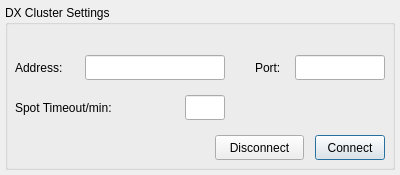
Before: the Qt Designer form src/qtgui/dxc_options.ui in dh2wq/gqrx, drawn with Qt 5.
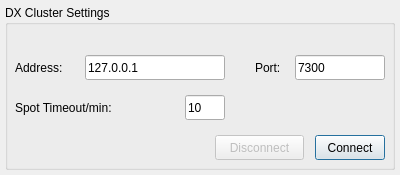
After: the same form once the commit is applied.

Commit message: using values from Options menu, not hardcoded values

```diff
--- a/src/qtgui/dxc_options.ui
+++ b/src/qtgui/dxc_options.ui
@@ -39,6 +39,9 @@
     </property>
    </widget>
    <widget class="QPushButton" name="pushButton_DXCDisconnect">
+    <property name="enabled">
+     <bool>false</bool>
+    </property>
     <property name="geometry">
      <rect>
       <x>210</x>
@@ -60,6 +63,9 @@
       <height>25</height>
      </rect>
     </property>
+    <property name="text">
+     <string>127.0.0.1</string>
+    </property>
    </widget>
    <widget class="QLineEdit" name="lineEdit_DXCPort">
     <property name="geometry">
@@ -70,6 +76,9 @@
       <height>25</height>
      </rect>
     </property>
+    <property name="text">
+     <string>7300</string>
+    </property>
    </widget>
    <widget class="QLineEdit" name="lineEdit_DXCSpottimeout">
     <property name="geometry">
@@ -80,6 +89,9 @@
       <height>25</height>
      </rect>
     </property>
+    <property name="text">
+     <string>10</string>
+    </property>
    </widget>
    <widget class="QLabel" name="label_DXCSpottimeout">
     <property name="geometry">
```
The commit also changes 3 other files.
